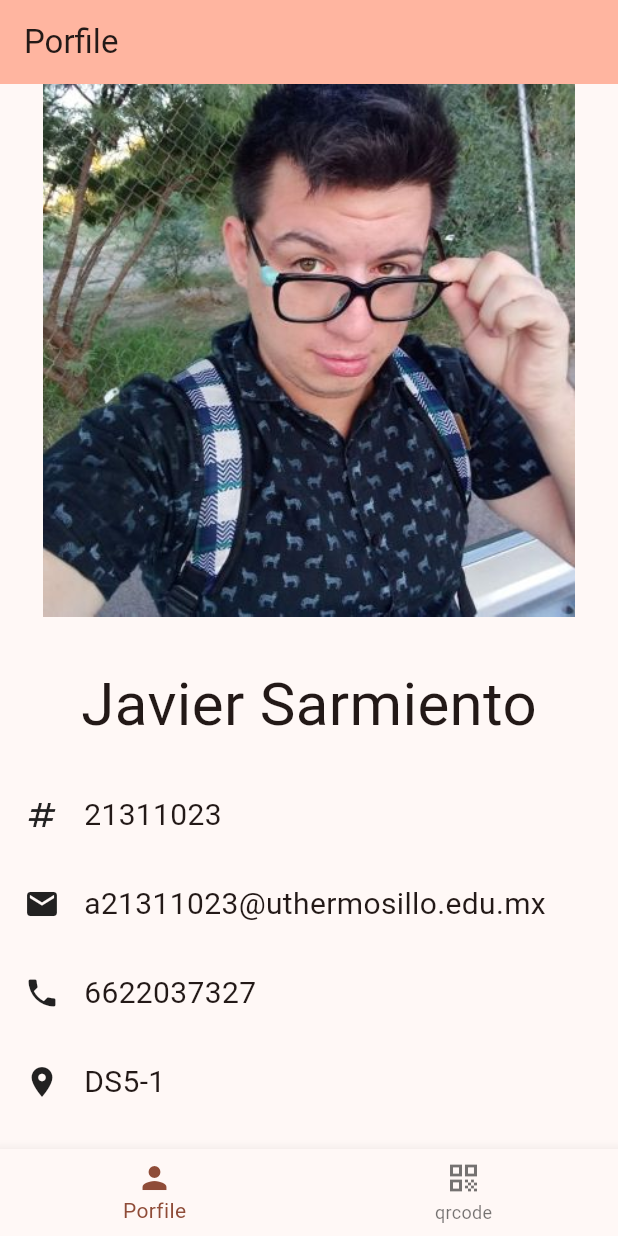
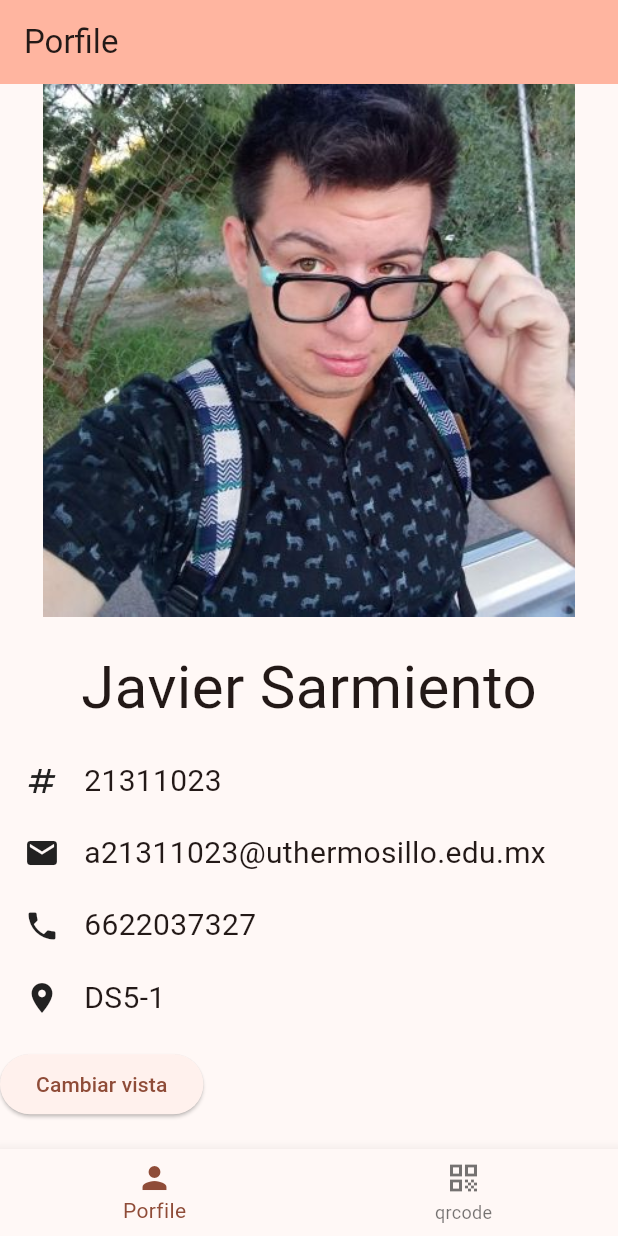
Before and after one commit to ThejavaZ/Pase-de-lista, a Flutter app: the screen it shows after launch, on a phone screen of 412 x 824 dp. Run offline on Flutter 3.47's test engine with Material 3 defaults, Android fonts, the phone set to English and light mode, and no system bars.

Commit message:
Se añadio el dinamismo de la paginas, reducimos mucho codigo y creamos varias funciones

```diff
--- /dev/null
+++ b/pase_de_lista/lib/home.dart
@@ -0,0 +1,48 @@
+import 'package:flutter/material.dart';
+import 'package:pase_de_lista/code.dart';
+import 'package:pase_de_lista/porfile.dart';
+
+class HomePage extends StatefulWidget {
+  const HomePage({super.key, required this.title});
+
+  final String title;
+
+  @override
+  State<HomePage> createState() => _HomePageState();
+}
+
+class _HomePageState extends State<HomePage> {
+  int _selectedIndex = 0;
+
+  static const List<Widget> _pages = <Widget>[
+    ProfilePage(),
+    CodePage(),
+  ];
+
+  void _pageChange(int index) {
+    setState(() {
+      _selectedIndex = index;
+    });
+  }
+
+  @override
+  Widget build(BuildContext context) {
+    return Scaffold(
+        appBar: AppBar(
+          backgroundColor: Theme.of(context).colorScheme.inversePrimary,
+          title: Text(widget.title),
+        ),
+        body: _pages.elementAt(_selectedIndex),
+        bottomNavigationBar: BottomNavigationBar(
+          items: [
+            BottomNavigationBarItem(
+              icon: Icon(Icons.person),
+              label: "Porfile",
+            ),
+            BottomNavigationBarItem(icon: Icon(Icons.qr_code), label: "qrcode"),
+          ],
+          currentIndex: _selectedIndex,
+          onTap: _pageChange,
+        ));
+  }
+}
--- a/pase_de_lista/lib/main.dart
+++ b/pase_de_lista/lib/main.dart
@@ -1,5 +1,5 @@
 import 'package:flutter/material.dart';
-import 'porfile.dart';
+import 'home.dart';
 
 void main() {
   runApp(const PaseDeLista());
@@ -17,7 +17,7 @@ class PaseDeLista extends StatelessWidget {
         colorScheme: ColorScheme.fromSeed(seedColor: Colors.deepOrange),
         useMaterial3: true,
       ),
-      home: const ProfilePage(title: 'Porfile'),
+      home: const HomePage(title: 'Porfile'),
     );
   }
 }
--- a/pase_de_lista/lib/porfile.dart
+++ b/pase_de_lista/lib/porfile.dart
@@ -1,23 +1,12 @@
 import 'package:flutter/material.dart';
+import 'package:pase_de_lista/code.dart';
 
-class ProfilePage extends StatefulWidget {
-  const ProfilePage({super.key, required this.title});
-
-  final String title;
+class ProfilePage extends StatelessWidget {
+  const ProfilePage({super.key});
 
   @override
-  State<ProfilePage> createState() => _ProfilePageState();
-}
-
-class _ProfilePageState extends State<ProfilePage> {
-  @override
   Widget build(BuildContext context) {
-    return Scaffold(
-        appBar: AppBar(
-          backgroundColor: Theme.of(context).colorScheme.inversePrimary,
-          title: Text(widget.title),
-        ),
-        body: Column(
+    return Column(
       mainAxisAlignment: MainAxisAlignment.center,
       children: <Widget>[
         Expanded(child: Image.asset("images/yo.jpg")),
@@ -64,13 +53,21 @@ class _ProfilePageState extends State<ProfilePage> {
                   style: TextStyle(fontSize: 20),
                 )
               ]),
-              ],
-            ))
+              Row(children: [
+                ElevatedButton(
+                  child: Text("Cambiar vista"),
+                  onPressed: () {
+                    Navigator.push(
+                      context,
+                      MaterialPageRoute(builder: (context) => CodePage()),
+                    );
+                  },
+                )
+              ]),
             ],
           ),
-        bottomNavigationBar: BottomNavigationBar(items: [
-          BottomNavigationBarItem(icon: Icon(Icons.person), label: "Porfile"),
-          BottomNavigationBarItem(icon: Icon(Icons.qr_code), label: "qrcode"),
-        ]));
+        )
+      ],
+    );
   }
 }
```
Also changed, not shown: pase_de_lista/lib/code.dart (+3 -16 lines). Lines whose indentation alone changed are shown as unchanged.
